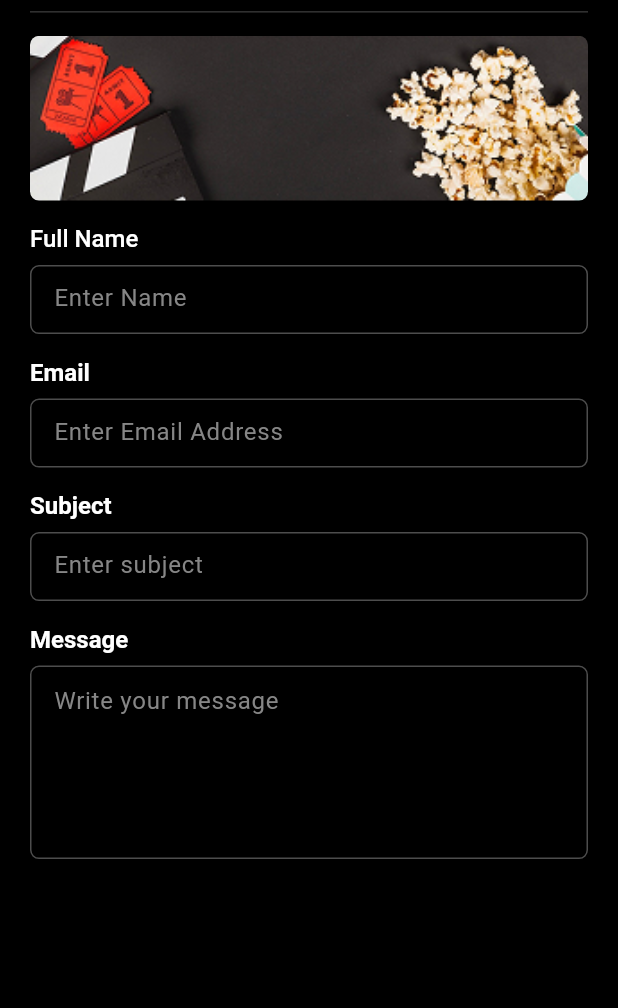
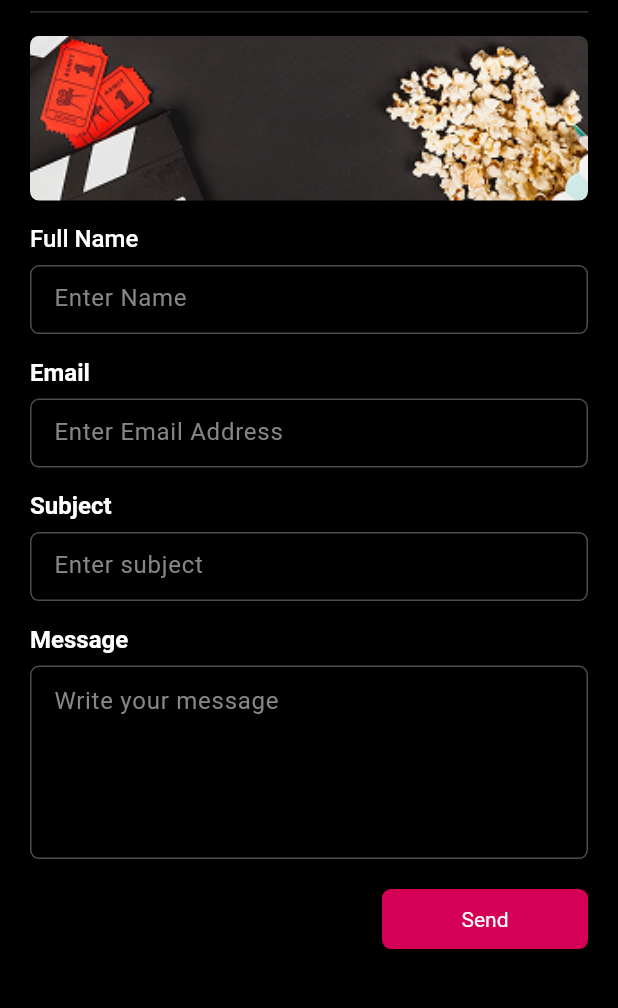
Before and after one commit to wahabrej/jomlye, a Flutter app: the ContactUsScreen screen opened by its route, on a phone screen of 412 x 824 dp, the part 79-1087 px from its top. Run offline on Flutter 3.47's test engine with Material 3 defaults, Android fonts, the phone set to English and light mode, and no system bars; our stand-ins replace carousel_slider, dio, flutter_dotenv, flutter_screenutil, flutter_svg, get and 4 more; missing offline and left inert: flutter_inappwebview; accounts and stored records are empty; project files that could hold a hidden picture were left out.

Commit message:
contact us page full screen design

```diff
--- a/lib/screens/profile/contact_us_screen.dart
+++ b/lib/screens/profile/contact_us_screen.dart
@@ -1,4 +1,5 @@
 import 'package:vidflix_flutter_app/controllers/profile/profile_controller.dart';
+import 'package:vidflix_flutter_app/screens/widgets/common/buttons/custom_button.dart';
 import 'package:vidflix_flutter_app/screens/widgets/common/textfield/custom_textfield.dart';
 import 'package:vidflix_flutter_app/utils/constants/imports.dart';
 
@@ -186,7 +187,6 @@ class ContactUsScreen extends StatelessWidget {
               ),
               kH8sizedBox,
               SizedBox(
-                // height: 46,
                 child: CustomModifiedTextField(
                   hint: ksWriteYourMessage.tr,
                   controller: profileController.messageTextEditingController,
@@ -213,6 +213,13 @@ class ContactUsScreen extends StatelessWidget {
                   contentPadding: const EdgeInsets.all(12),
                 ),
               ),
+              kH20sizedBox,
+              Row(
+                mainAxisAlignment: MainAxisAlignment.end,
+                children: [
+                  CustomElevatedButton(label: ksSend.tr, onPressed: (){},buttonColor: cPrimaryColor2,buttonWidth: 120.w,),
+                ],
+              ),
             ],
           ),
         ),
--- a/lib/utils/constants/strings.dart
+++ b/lib/utils/constants/strings.dart
@@ -164,3 +164,4 @@ const String ksSubject = "Subject";
 const String ksMessage = "Message";
 const String ksWriteYourMessage = "Write your message";
 const String ksEnterSubject = "Enter subject";
+const String ksSend = "Send";
```
